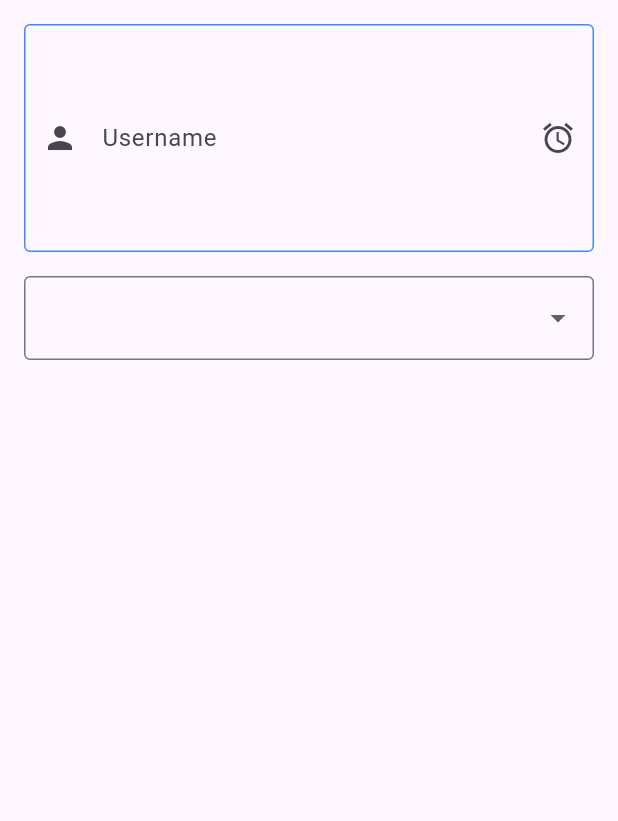
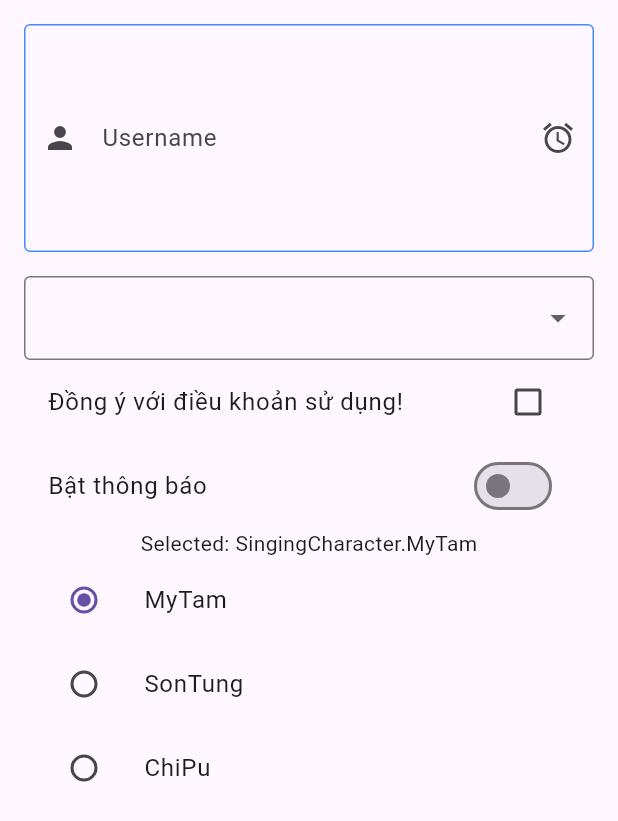
Before and after one commit to nguyentran1112/flutter_06, a Flutter app: the screen it shows after launch, on a phone screen of 412 x 824 dp. Shown: the top 821 px of the screen. Run offline on Flutter 3.47's test engine with Material 3 defaults, Android fonts, the phone set to English and light mode, and no system bars.

Commit message:
feat/buoi-21

```diff
--- a/lib/main.dart
+++ b/lib/main.dart
@@ -5,6 +5,8 @@ import 'package:flutter/material.dart';
 void main() {
   runApp(MaterialApp(home: const MainApp()));
 }
+
+enum SingingCharacter { MyTam, SonTung, ChiPu }
 
 class MainApp extends StatefulWidget {
   const MainApp({super.key});
@@ -14,6 +16,10 @@ class MainApp extends StatefulWidget {
 }
 
 class _MainAppState extends State<MainApp> {
+  bool isChecked = false;
+  bool isTurnOn = false;
+  SingingCharacter? _character = SingingCharacter.MyTam;
+
   @override
   void dispose() {
     super.dispose();
@@ -68,6 +74,56 @@ class _MainAppState extends State<MainApp> {
               validator: (val) =>
                   val != null ? null : 'Vui long chon gioi tinh',
             ),
+            CheckboxListTile(
+              title: Text('Đồng ý với điều khoản sử dụng!'),
+              value: isChecked,
+              onChanged: (value) {
+                setState(() {
+                  isChecked = value!;
+                });
+                print(value);
+              },
+            ),
+            SwitchListTile(
+              title: Text('Bật thông báo'),
+              value: isTurnOn,
+              onChanged: (value) {
+                setState(() {
+                  isTurnOn = value;
+                });
+              },
+            ),
+            RadioGroup<SingingCharacter>(
+              groupValue: _character,
+              onChanged: (SingingCharacter? value) {
+                setState(() {
+                  _character = value;
+                });
+              },
+              child: Column(
+                children: [
+                  Text('Selected: $_character'),
+                  const ListTile(
+                    title: Text('MyTam'),
+                    leading: Radio<SingingCharacter>(
+                      value: SingingCharacter.MyTam,
+                    ),
+                  ),
+                  const ListTile(
+                    title: Text('SonTung'),
+                    leading: Radio<SingingCharacter>(
+                      value: SingingCharacter.SonTung,
+                    ),
+                  ),
+                  const ListTile(
+                    title: Text('ChiPu'),
+                    leading: Radio<SingingCharacter>(
+                      value: SingingCharacter.ChiPu,
+                    ),
+                  ),
+                ],
+              ),
+            ),
           ],
         ),
       ),
```
